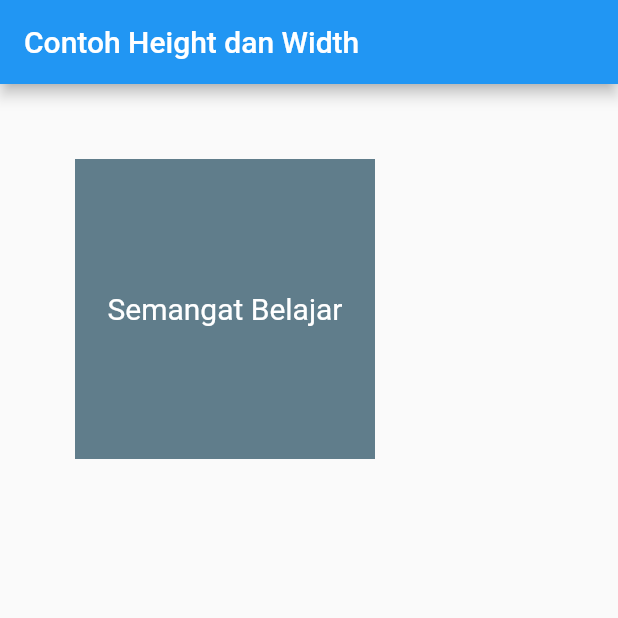
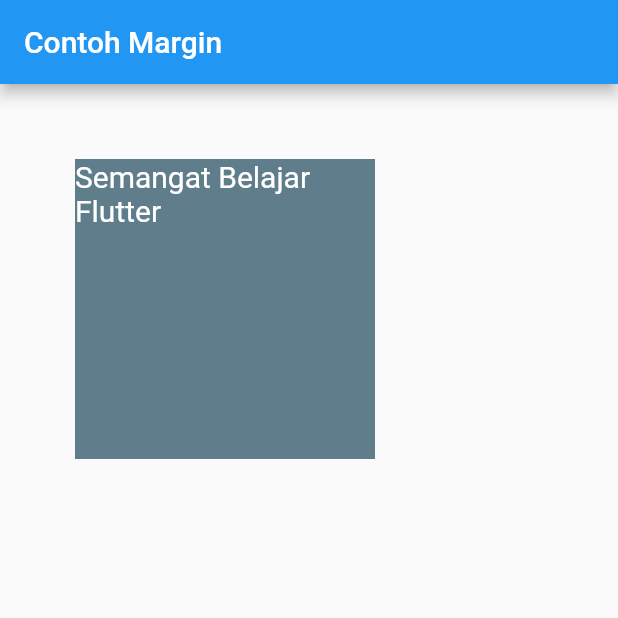
Before and after one commit to polinema-mobile/praktikum-02-layout-web-bola-DianaEstifadah, a Flutter app: the screen it shows after launch, on a phone screen of 412 x 824 dp, the top half of it. Run offline on Flutter 3.47's test engine with Material 2 defaults, Android fonts, the light colour scheme and no system bars.

Commit message:
Pratikum Container Property Margin

```diff
--- a/lib/main.dart
+++ b/lib/main.dart
@@ -2,21 +2,21 @@ import 'package:flutter/material.dart';
 
 void main() => runApp(MyApp());
 
-//Pratikum Container Property Height dan Width
+//Pratikum Container Property Margin
 class MyApp extends StatelessWidget {
   @override
   Widget build(BuildContext context) {
     return MaterialApp(
       home: Scaffold(
-          appBar: AppBar(title: Text("Contoh Height dan Width")),
+          appBar: AppBar(title: Text("Contoh Margin")),
           body: Container(
               margin: EdgeInsets.all(50),
               height: 200,
               width: 200,
-              alignment: Alignment.center,
+              alignment: Alignment.topLeft,
               color: Colors.blueGrey,
               child: Text(
-                'Semangat Belajar',
+                'Semangat Belajar Flutter',
                 style: TextStyle(fontSize: 20, color: Colors.white),
               ))),
     );
```
